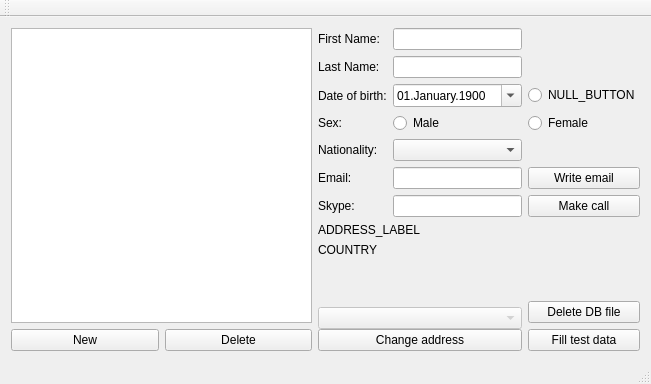
This is addressbookmainwindow.ui in stanislav888/AddressBook as Qt 5 draws it before an edit. The edited form follows.
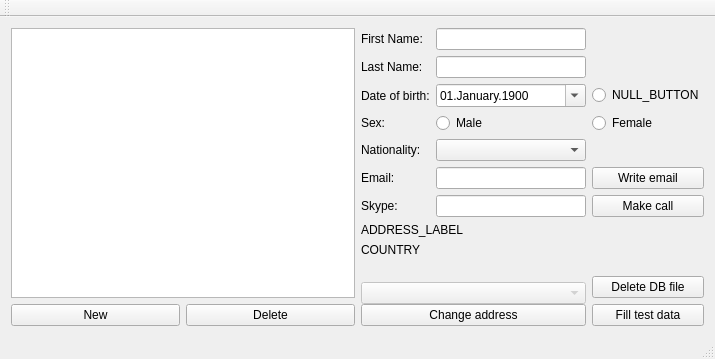
This is the edited form.

The edit to the form file:
```diff
--- a/addressbookmainwindow.ui
+++ b/addressbookmainwindow.ui
@@ -6,8 +6,8 @@
    <rect>
     <x>0</x>
     <y>0</y>
-    <width>651</width>
-    <height>384</height>
+    <width>715</width>
+    <height>359</height>
    </rect>
   </property>
   <property name="windowTitle">
```
